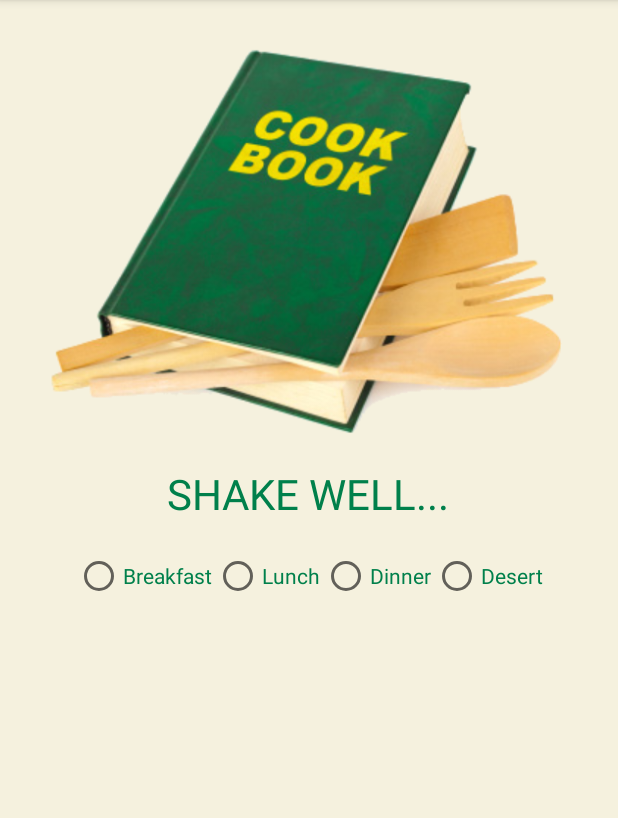
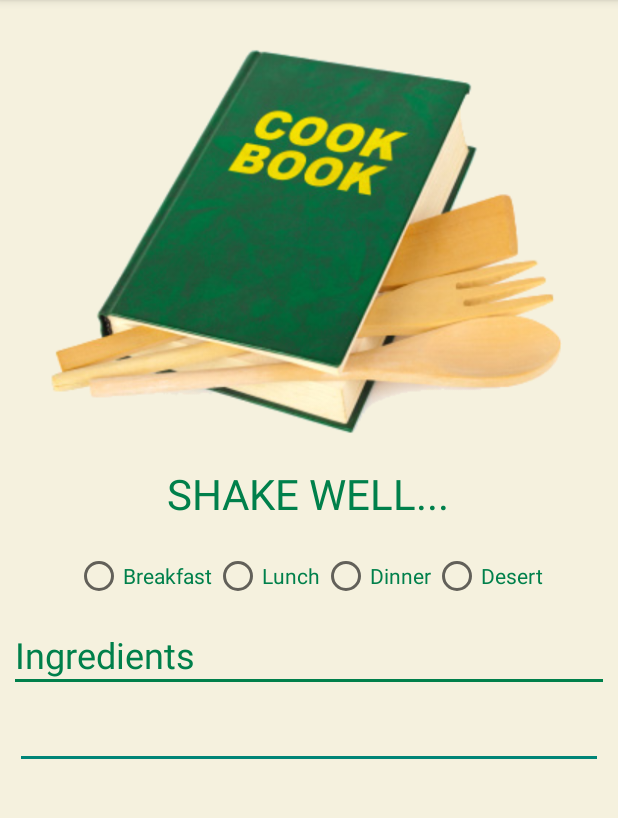
Before and after one commit to vadimgore/NomNom, an Android app: the screen it shows after launch (MainActivity), on a phone screen of 412 x 824 dp, the part 84-902 px from its top. Run offline under Robolectric (Android 15) with nearby library versions, the phone set to English and light mode, and no system bars.

Commit message:
Nom Nom project

```diff
--- a/app/src/main/java/com/vadimoe/nomnom/DietDialogFragment.java
+++ b/app/src/main/java/com/vadimoe/nomnom/DietDialogFragment.java
@@ -62,7 +62,6 @@ public class DietDialogFragment extends DialogFragment {
                         // User clicked OK, so save the mSelectedItems results somewhere
                         // or return them to the component that opened the dialog
                         Log.i(TAG, "Selected items are: " + mSelectedItems.toString());
-                        if (mSelectedItems.isEmpty()) return;
 
                         String selected_items = "";
                         for (int i = 0; i < mSelectedItems.size(); i++) {
--- a/app/src/main/java/com/vadimoe/nomnom/HTTGetter.java
+++ b/app/src/main/java/com/vadimoe/nomnom/HTTGetter.java
@@ -43,7 +43,8 @@ class HttpGetter extends AsyncTask<String, String, String> {
     @Override
     protected void onPreExecute() {
         super.onPreExecute();
-        mProgressDialog.show();
+        if (mProgressDialog != null && !mProgressDialog.isShowing())
+            mProgressDialog.show();
     }
 
     @Override
--- a/app/src/main/java/com/vadimoe/nomnom/HealthDialogFragment.java
+++ b/app/src/main/java/com/vadimoe/nomnom/HealthDialogFragment.java
@@ -60,7 +60,6 @@ public class HealthDialogFragment extends DialogFragment {
                         // User clicked OK, so save the mSelectedItems results somewhere
                         // or return them to the component that opened the dialog
                         Log.i(TAG, "Selected items are: " + mSelectedItems.toString());
-                        if (mSelectedItems.isEmpty()) return;
 
                         String selected_items = "";
                         for (int i = 0; i < mSelectedItems.size(); i++) {
--- a/app/src/main/java/com/vadimoe/nomnom/MainActivity.java
+++ b/app/src/main/java/com/vadimoe/nomnom/MainActivity.java
@@ -20,6 +20,7 @@ import android.view.View;
 import android.view.ViewGroup;
 import android.os.Build;
 import android.widget.ArrayAdapter;
+import android.widget.EditText;
 import android.widget.RadioButton;
 import android.widget.Toast;
 
@@ -40,6 +41,8 @@ public class MainActivity extends ActionBarActivity implements AccelerometerList
     RadioButton mBreakfast;
     RadioButton mLunch;
     RadioButton mDinner;
+    RadioButton mDesert;
+    EditText mIngredients;
 
     String mMeal;
 
@@ -75,14 +78,11 @@ public class MainActivity extends ActionBarActivity implements AccelerometerList
         mBreakfast = (RadioButton) findViewById(R.id.breakfast);
         mLunch = (RadioButton) findViewById(R.id.lunch);
         mDinner = (RadioButton) findViewById(R.id.dinner);
-        mMeal = "dinner";
+        mDesert = (RadioButton) findViewById(R.id.desert);
+        mIngredients = (EditText) findViewById(R.id.ingredients);
 
+        mMeal = "";
         mSharedPref = PreferenceManager.getDefaultSharedPreferences(this);
-        if (savedInstanceState == null) {
-            getSupportFragmentManager().beginTransaction()
-                    .add(R.id.container, new MainFragment())
-                    .commit();
-        }
     }
 
     public void onAccelerationChanged(float x, float y, float z) {
@@ -92,7 +92,13 @@ public class MainActivity extends ActionBarActivity implements AccelerometerList
 
     public void onShake(float force) {
         // Do your stuff here
-        String[] ingredients = {mMeal};
+
+        String[] array = mIngredients.getText().toString().split(" ");
+        String[] ingredients = new String[array.length+1];
+        ingredients[0] = mMeal;
+        for (int i=0; i < array.length; i++) {
+            ingredients[i+1] = array[i];
+        }
         findRecipe(ingredients);
     }
 
@@ -328,20 +334,4 @@ public class MainActivity extends ActionBarActivity implements AccelerometerList
         }
     }
 
-
-    /**
-     * A placeholder fragment containing a simple view.
-     */
-    public static class MainFragment extends Fragment {
-
-        public MainFragment() {
-        }
-
-        @Override
-        public View onCreateView(LayoutInflater inflater, ViewGroup container,
-                                 Bundle savedInstanceState) {
-            View rootView = inflater.inflate(R.layout.fragment_main, container, false);
-            return rootView;
-        }
-    }
 }
--- a/app/src/main/res/layout/activity_main.xml
+++ b/app/src/main/res/layout/activity_main.xml
@@ -1,4 +1,85 @@
-<FrameLayout xmlns:android="http://schemas.android.com/apk/res/android"
-    xmlns:tools="http://schemas.android.com/tools" android:id="@+id/container"
-    android:layout_width="match_parent" android:layout_height="match_parent"
-    tools:context=".MainActivity" tools:ignore="MergeRootFrame" />
+<LinearLayout xmlns:android="http://schemas.android.com/apk/res/android"
+    xmlns:tools="http://schemas.android.com/tools" android:layout_width="match_parent"
+    android:layout_height="match_parent"
+    android:paddingLeft="@dimen/activity_horizontal_margin"
+    android:paddingRight="@dimen/activity_horizontal_margin"
+    android:paddingTop="@dimen/activity_vertical_margin"
+    android:paddingBottom="@dimen/activity_vertical_margin"
+    android:orientation="vertical"
+    tools:context=".MainActivity$PlaceholderFragment">
+
+    <ImageView
+        android:id="@+id/splash_screen"
+        android:layout_width="match_parent"
+        android:layout_height="wrap_content"
+        android:layout_gravity="center"
+        android:src="@drawable/cookbook">
+    </ImageView>
+
+    <TextView
+        android:text="SHAKE WELL..."
+        android:layout_width="wrap_content"
+        android:layout_height="wrap_content"
+        android:layout_gravity="center_horizontal"
+        android:textSize="28dp"
+        android:textAllCaps="true"
+        android:textColor="@color/tag_green">
+    </TextView>
+
+    <RadioGroup
+        android:layout_width="wrap_content"
+        android:layout_height="wrap_content"
+        android:layout_gravity="center_horizontal"
+        android:layout_marginTop="20dp"
+        android:orientation="horizontal">
+        <RadioButton android:id="@+id/breakfast"
+            android:layout_width="wrap_content"
+            android:layout_height="wrap_content"
+            android:text="Breakfast"
+            android:textColor="@color/tag_green"
+            android:onClick="onRadioButtonClicked"/>
+        <RadioButton android:id="@+id/lunch"
+            android:layout_width="wrap_content"
+            android:layout_height="wrap_content"
+            android:layout_marginLeft="1dp"
+            android:text="Lunch"
+            android:textColor="@color/tag_green"
+            android:onClick="onRadioButtonClicked"/>
+        <RadioButton android:id="@+id/dinner"
+            android:layout_width="wrap_content"
+            android:layout_height="wrap_content"
+            android:layout_marginLeft="1dp"
+            android:text="Dinner"
+            android:textColor="@color/tag_green"
+            android:onClick="onRadioButtonClicked"/>
+        <RadioButton android:id="@+id/desert"
+            android:layout_width="wrap_content"
+            android:layout_height="wrap_content"
+            android:layout_marginLeft="1dp"
+            android:text="Desert"
+            android:textColor="@color/tag_green"
+            android:onClick="onRadioButtonClicked"/>
+    </RadioGroup>
+    <TextView
+        android:text="Ingredients"
+        android:layout_width="wrap_content"
+        android:layout_height="wrap_content"
+        android:layout_marginTop="20dp"
+        android:textSize="24dp"
+        android:textColor="@color/tag_green">
+    </TextView>
+
+    <View
+        android:layout_width="fill_parent"
+        android:layout_height="2dp"
+        android:background="@color/tag_green">
+    </View>
+    <EditText
+        android:id="@+id/ingredients"
+        android:layout_width="match_parent"
+        android:layout_height="wrap_content"
+        android:layout_marginTop="10dp"
+        android:textSize="20dp"
+        android:lines="1">
+    </EditText>
+</LinearLayout>
--- a/app/src/main/res/layout/fragment_main.xml
+++ /dev/null
@@ -1,64 +0,0 @@
-<LinearLayout xmlns:android="http://schemas.android.com/apk/res/android"
-    xmlns:tools="http://schemas.android.com/tools" android:layout_width="match_parent"
-    android:layout_height="match_parent"
-    android:paddingLeft="@dimen/activity_horizontal_margin"
-    android:paddingRight="@dimen/activity_horizontal_margin"
-    android:paddingTop="@dimen/activity_vertical_margin"
-    android:paddingBottom="@dimen/activity_vertical_margin"
-    android:orientation="vertical"
-    tools:context=".MainActivity$PlaceholderFragment">
-
-    <ImageView
-        android:id="@+id/splash_screen"
-        android:layout_width="match_parent"
-        android:layout_height="wrap_content"
-        android:layout_gravity="center"
-        android:src="@drawable/cookbook">
-    </ImageView>
-
-    <TextView
-        android:text="SHAKE WELL..."
-        android:layout_width="wrap_content"
-        android:layout_height="wrap_content"
-        android:layout_gravity="center_horizontal"
-        android:textSize="28dp"
-        android:textAllCaps="true"
-        android:textColor="@color/tag_green">
-    </TextView>
-
-    <RadioGroup
-        android:layout_width="wrap_content"
-        android:layout_height="wrap_content"
-        android:layout_gravity="center_horizontal"
-        android:layout_marginTop="20dp"
-        android:orientation="horizontal">
-        <RadioButton android:id="@+id/breakfast"
-            android:layout_width="wrap_content"
-            android:layout_height="wrap_content"
-            android:text="Breakfast"
-            android:textColor="@color/tag_green"
-            android:onClick="onRadioButtonClicked"/>
-        <RadioButton android:id="@+id/lunch"
-            android:layout_width="wrap_content"
-            android:layout_height="wrap_content"
-            android:layout_marginLeft="1dp"
-            android:text="Lunch"
-            android:textColor="@color/tag_green"
-            android:onClick="onRadioButtonClicked"/>
-        <RadioButton android:id="@+id/dinner"
-            android:layout_width="wrap_content"
-            android:layout_height="wrap_content"
-            android:layout_marginLeft="1dp"
-            android:text="Dinner"
-            android:textColor="@color/tag_green"
-            android:onClick="onRadioButtonClicked"/>
-        <RadioButton android:id="@+id/desert"
-            android:layout_width="wrap_content"
-            android:layout_height="wrap_content"
-            android:layout_marginLeft="1dp"
-            android:text="Desert"
-            android:textColor="@color/tag_green"
-            android:onClick="onRadioButtonClicked"/>
-
-    </RadioGroup>
-</LinearLayout>
```
Also changed, not shown: app/src/main/res/drawable/back.png.
